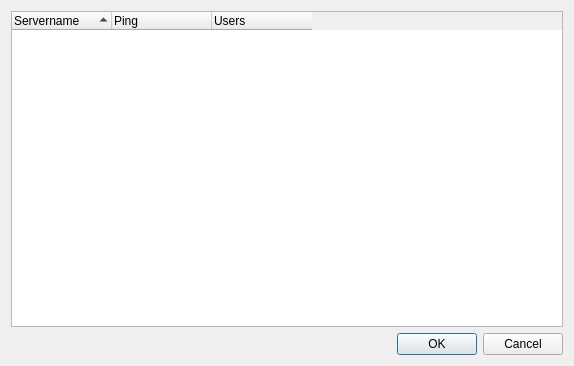
This is src/mumble/ConnectDialog.ui in 2uh/Mutter as Qt 5 draws it before an edit. The edited form follows.
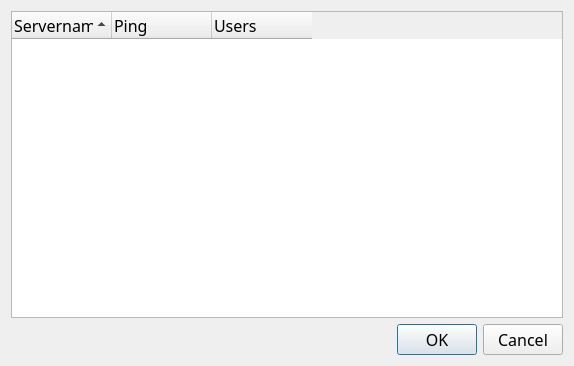
This is the edited form. Custom widgets are drawn as their Qt base class.

```diff
--- a/src/mumble/ConnectDialog.ui
+++ b/src/mumble/ConnectDialog.ui
@@ -10,15 +10,30 @@
     <height>366</height>
    </rect>
   </property>
+  <property name="font">
+   <font>
+    <family>Terminus (TTF)</family>
+    <pointsize>12</pointsize>
+    <weight>7</weight>
+    <italic>false</italic>
+    <bold>false</bold>
+   </font>
+  </property>
   <property name="windowTitle">
    <string>Mumble Server Connect</string>
   </property>
+  <property name="styleSheet">
+   <string notr="true">font: 57 12pt &quot;Terminus (TTF)&quot;;</string>
+  </property>
   <layout class="QVBoxLayout" name="verticalLayout">
    <item>
     <widget class="ServerView" name="qtwServers">
      <property name="contextMenuPolicy">
       <enum>Qt::CustomContextMenu</enum>
      </property>
+     <property name="styleSheet">
+      <string notr="true">font: 57 11pt &quot;Terminus (TTF)&quot;;</string>
+     </property>
      <property name="dragEnabled">
       <bool>true</bool>
      </property>
@@ -62,6 +77,9 @@
    </item>
    <item>
     <widget class="QDialogButtonBox" name="qdbbButtonBox">
+     <property name="styleSheet">
+      <string notr="true">font: 57 11pt &quot;Terminus (TTF)&quot;;</string>
+     </property>
      <property name="standardButtons">
       <set>QDialogButtonBox::Cancel|QDialogButtonBox::Ok</set>
      </property>
```
